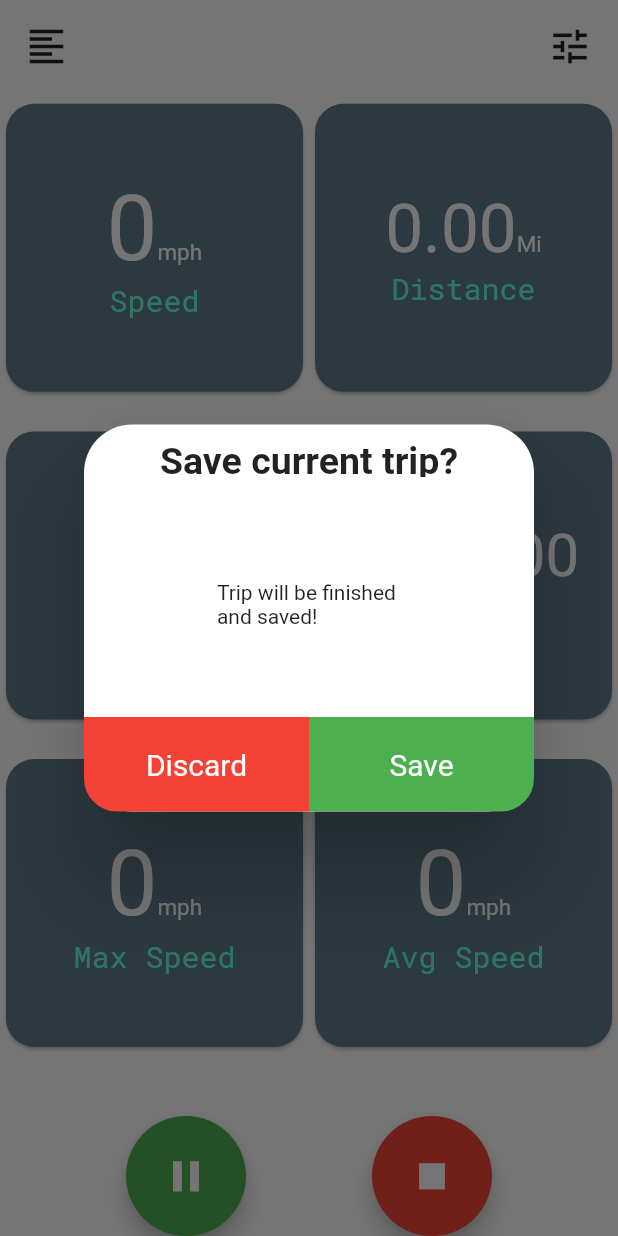
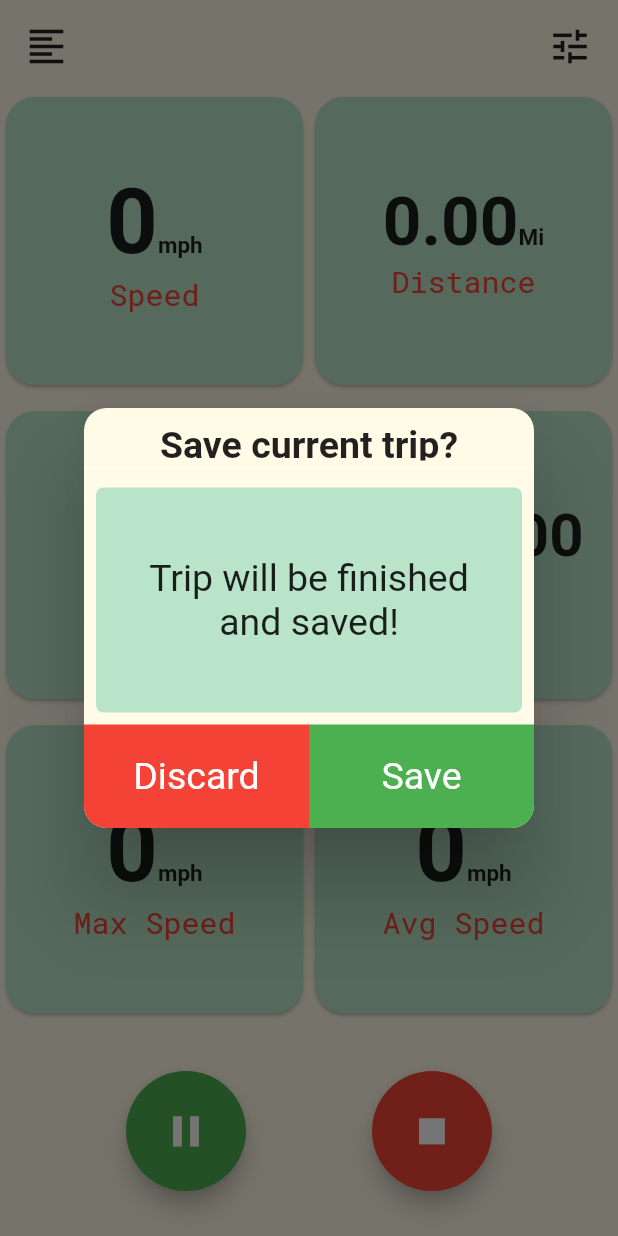
Before and after one commit to maginc/moto_tracker, a Flutter app: the screen it shows after launch, after a tap on "GO!", after a tap on the "stop" icon, on a phone screen of 412 x 824 dp. Run offline on Flutter 3.47's test engine with Material 2 defaults, Android fonts, the phone set to English and light mode, and no system bars; our stand-ins replace bloc, equatable, flutter_bloc, flutter_map, flutter_svg, google_fonts and 4 more; missing offline and left inert: background_locator, location_permissions; generated files the repository leaves out were written again.

Commit message:
change: various GUI changes

```diff
--- a/lib/constants.dart
+++ b/lib/constants.dart
@@ -2,7 +2,8 @@ library constants;
 
 import 'package:flutter/material.dart';
 
-const Color BACKGROUD_COLOR = Colors.white;
-const Color MAIN_TEXT_COLOR =  Colors.white;
-const Color SECONDARY_TEXT_COLOR = Colors.tealAccent;
-const Color MAIN_CARD_COLOR = Colors.blueGrey;
+const Color BACKGROUD_COLOR = Color(0xfffffbe6);
+const Color MAIN_TEXT_COLOR =  Colors.black87;//Color(0xff356859);
+const Color SECONDARY_TEXT_COLOR = Colors.red;//Color(0xff37966f);
+const Color MAIN_CARD_COLOR = Color(0xffb9e4c9);
+const Color ICON_COLOR = Colors.red;
--- a/lib/routes/details/widgets/show_details.dart
+++ b/lib/routes/details/widgets/show_details.dart
@@ -113,7 +113,7 @@ class ShowDetails extends StatelessWidget {
                 right: 0.0,
                 child: Container(
                   decoration: BoxDecoration(
-                      color: Colors.white,
+                      color: Constants.BACKGROUD_COLOR,
                       borderRadius: BorderRadius.only(
                           topLeft: Radius.circular(30),
                           topRight: Radius.circular(30))),
--- a/lib/routes/home/home_page.dart
+++ b/lib/routes/home/home_page.dart
@@ -130,9 +130,10 @@ class _HomePageState extends State<HomePage> {
         ),
         bottomNavigationBar: BottomAppBar(
           elevation: 0,
+          color: Colors.transparent,
           shape: CircularNotchedRectangle(),
           child: Container(
-            height: 40.0,
+            height: 70.0,
           ),
         ),
         floatingActionButton:
--- a/lib/routes/home/widgets/altitude.dart
+++ b/lib/routes/home/widgets/altitude.dart
@@ -33,7 +33,7 @@ class Altitude extends StatelessWidget {
                   children: [
                     RichText(
                       text: TextSpan(
-                          style: TextStyle(color: Constants.MAIN_TEXT_COLOR, fontSize: 60),
+                          style: TextStyle(color: Constants.MAIN_TEXT_COLOR, fontSize: 60,fontWeight: FontWeight.bold),
                           text: Utilities.dp(altitude, 1).toString(),
                           children: [
                             TextSpan(text: "m", style: TextStyle(fontSize: 15))
--- a/lib/routes/home/widgets/avg_speed.dart
+++ b/lib/routes/home/widgets/avg_speed.dart
@@ -36,7 +36,7 @@ class AvgSpeed extends StatelessWidget {
                         return RichText(
                           text: TextSpan(
                               style:
-                                  TextStyle(color: Constants.MAIN_TEXT_COLOR, fontSize: 60),
+                                  TextStyle(color: Constants.MAIN_TEXT_COLOR, fontSize: 60,fontWeight: FontWeight.bold),
                               text: showAvgSpeed(averageSpeed, text.data),
                               children: [
                                 TextSpan(
--- a/lib/routes/home/widgets/current_speed.dart
+++ b/lib/routes/home/widgets/current_speed.dart
@@ -36,7 +36,8 @@ class CurrentSpeed extends StatelessWidget {
                         return RichText(
                           text: TextSpan(
                               style:
-                                  TextStyle(color: Constants.MAIN_TEXT_COLOR, fontSize: 60,),
+                                  TextStyle(color: Constants.MAIN_TEXT_COLOR, fontSize: 60,fontWeight: FontWeight.bold),
+
                               text: Utilities.showSpeed(speed, text.data),
                               children: [
                                 TextSpan(
--- a/lib/routes/home/widgets/distance.dart
+++ b/lib/routes/home/widgets/distance.dart
@@ -36,7 +36,7 @@ class Distance extends StatelessWidget {
                         return RichText(
                           text: TextSpan(
                               style:
-                              TextStyle(color: Constants.MAIN_TEXT_COLOR, fontSize: 45),
+                              TextStyle(color: Constants.MAIN_TEXT_COLOR, fontSize: 45,fontWeight: FontWeight.bold),
                               text: _distanceTExt(Utilities.showDistance(distance, text.data)),
                               children: [
                                 TextSpan(
--- a/lib/routes/home/widgets/duration.dart
+++ b/lib/routes/home/widgets/duration.dart
@@ -35,7 +35,7 @@ class Duration extends StatelessWidget {
                           fit: BoxFit.fitWidth,
                           child: RichText(
                             text: TextSpan(
-                                style: TextStyle(color: Constants.MAIN_TEXT_COLOR, fontSize: 40),
+                                style: TextStyle(color: Constants.MAIN_TEXT_COLOR, fontSize: 40,fontWeight: FontWeight.bold),
                                 text: Utilities.secondsToTime(duration),
                               ),
                           ),
--- a/lib/routes/home/widgets/max_speed.dart
+++ b/lib/routes/home/widgets/max_speed.dart
@@ -36,7 +36,7 @@ class MaxSpeed extends StatelessWidget {
                             return RichText(
                               text: TextSpan(
                                   style:
-                                  TextStyle(color: Constants.MAIN_TEXT_COLOR, fontSize: 60),
+                                  TextStyle(color: Constants.MAIN_TEXT_COLOR, fontSize: 60,fontWeight: FontWeight.bold),
                                   text: Utilities.showSpeed(maxSpeed, text.data),
                                   children: [
                                     TextSpan(
--- a/lib/widgets/alert_dialogs.dart
+++ b/lib/widgets/alert_dialogs.dart
@@ -2,6 +2,8 @@ import 'package:flutter/material.dart';
 import 'package:mototracker/location_tracker/location_tracker_bloc/bloc.dart';
 import 'package:mototracker/persistence/my_trip.dart';
 import 'package:provider/provider.dart';
+import 'package:mototracker/constants.dart' as Constants;
+
 
 
 //TODO make use of bloc for database operations
@@ -17,8 +19,9 @@ class AlertDialogs {
         context: context,
         builder: (BuildContext context) {
           return AlertDialog(
+            backgroundColor: Constants.BACKGROUD_COLOR,
             shape: RoundedRectangleBorder(
-                borderRadius: BorderRadius.all(Radius.circular(32.0))),
+                borderRadius: BorderRadius.all(Radius.circular(15.0))),
             contentPadding: EdgeInsets.only(top: 10.0),
             content: Container(
               width: 300.0,
@@ -32,24 +35,35 @@ class AlertDialogs {
                     child: Center(
                         child: Text(
                           "Delte this trip?",
-                          style: TextStyle(fontWeight: FontWeight.bold, fontSize: 20.0),
+                          style: TextStyle(fontWeight: FontWeight.bold, fontSize: 25.0, color: Constants.MAIN_TEXT_COLOR),
                         )),
                   ),
                   Divider(
                     color: Colors.white,
                     height: 10.0,
                   ),
-                  SizedBox(
+                  Padding(
+                    padding: const EdgeInsets.all(8.0),
+                    child: Container(
+                      decoration: BoxDecoration(
+                          border: Border.all(),
+                          borderRadius: BorderRadius.all(Radius.circular(5.0)),
+                          color: Constants.MAIN_CARD_COLOR
+                      ),
+                      child: SizedBox(
                         height: 150,
                         child: Padding(
-                        padding: EdgeInsets.only(left: 30.0, right: 30.0),
+                            padding: EdgeInsets.all(40.0),
                             child: RichText(
+                              textAlign: TextAlign.center,
                               text: TextSpan(
                                   text: "Are you sure want to delete this trip?",
                                   style: TextStyle(
                                     //fontWeight: FontWeight.bold,
-                                  color: Colors.black87)),
+                                      color: Constants.MAIN_TEXT_COLOR, fontSize: 20)),
                             )),
+                      ),
+                    ),
                   ),
                   Row(
                     children: <Widget>[
@@ -67,13 +81,13 @@ class AlertDialogs {
                             decoration: BoxDecoration(
                               color: myColor,
                               borderRadius: BorderRadius.only(
-                                bottomLeft: Radius.circular(22.0),
+                                bottomLeft: Radius.circular(15.0),
                                 // bottomRight: Radius.circular(32.0)
                               ),
                             ),
                             child: Text(
                               "Delete",
-                              style: TextStyle(color: Colors.white),
+                              style: TextStyle(color: Colors.white, fontSize: 25),
                               textAlign: TextAlign.center,
                             ),
                           ),
@@ -88,11 +102,11 @@ class AlertDialogs {
                               color: Colors.green,
                               borderRadius: BorderRadius.only(
                                 //bottomLeft: Radius.circular(32.0),
-                                  bottomRight: Radius.circular(22.0)),
+                                  bottomRight: Radius.circular(15.0)),
                             ),
                             child: Text(
                               "Cancel",
-                              style: TextStyle(color: Colors.white),
+                              style: TextStyle(color: Colors.white, fontSize: 25),
                               textAlign: TextAlign.center,
                             ),
                           ),
@@ -118,8 +132,9 @@ class AlertDialogs {
         context: context,
         builder: (BuildContext context) {
           return AlertDialog(
+            backgroundColor: Constants.BACKGROUD_COLOR,
             shape: RoundedRectangleBorder(
-                borderRadius: BorderRadius.all(Radius.circular(32.0))),
+                borderRadius: BorderRadius.all(Radius.circular(15.0))),
             contentPadding: EdgeInsets.only(top: 10.0),
             content: Container(
               width: 300.0,
@@ -134,24 +149,33 @@ class AlertDialogs {
                         child: Text(
                           "Save current trip?",
                           style: TextStyle(
-                              fontWeight: FontWeight.bold, fontSize: 25.0),
+                              fontWeight: FontWeight.bold, fontSize: 25.0, color: Constants.MAIN_TEXT_COLOR),
                         )),
                   ),
                   Divider(
                     color: Colors.white,
                     height: 10.0,
                   ),
-                  SizedBox(
+                  Padding(
+                    padding: const EdgeInsets.all(8.0),
+                    child: Container(
+                      decoration: BoxDecoration(
+                       // border: Border.all(),
+                        borderRadius: BorderRadius.all(Radius.circular(5.0)),
+                        color: Constants.MAIN_CARD_COLOR
+                      ),
+                      child: SizedBox(
                         height: 150,
                         child: Padding(
                             padding: EdgeInsets.only(left: 30.0, right: 30.0),
                             child: Center(
                               child: RichText(
+                                textAlign: TextAlign.center,
                                 text: TextSpan(
                                     text: "Trip will be finished \n",
                                     style: TextStyle(
                                       //fontWeight: FontWeight.bold,
-                                    color: Colors.black87)
+                                        color: Constants.MAIN_TEXT_COLOR, fontSize: 25, )
                                     ,
                                     children: [
                                       TextSpan(text: "and saved!")
@@ -159,6 +183,8 @@ class AlertDialogs {
                                 ),
                               ),
                             )),
+                      ),
+                    ),
                   ),
                   Row(
                     children: <Widget>[
@@ -174,14 +200,14 @@ class AlertDialogs {
                             decoration: BoxDecoration(
                               color: myColor,
                               borderRadius: BorderRadius.only(
-                                bottomLeft: Radius.circular(22.0),
+                                bottomLeft: Radius.circular(15.0),
                                 // bottomRight: Radius.circular(32.0)
                               ),
                             ),
                             child: Text(
                               "Discard",
                               style: TextStyle(
-                                  color: Colors.white, fontSize: 20),
+                                  color: Colors.white, fontSize: 25),
                               textAlign: TextAlign.center,
                             ),
                           ),
@@ -200,12 +226,12 @@ class AlertDialogs {
                               color: Colors.green,
                               borderRadius: BorderRadius.only(
                                 //bottomLeft: Radius.circular(32.0),
-                                  bottomRight: Radius.circular(22.0)),
+                                  bottomRight: Radius.circular(15.0)),
                             ),
                             child: Text(
                               "Save",
                               style: TextStyle(
-                                  color: Colors.white, fontSize: 20),
+                                  color: Colors.white, fontSize: 25),
                               textAlign: TextAlign.center,
                             ),
                           ),
```
Also changed, not shown: lib/routes/details/widgets/average_speed_details.dart (+7 -5 lines), lib/routes/details/widgets/distance_details.dart (+9 -5 lines), lib/routes/details/widgets/duration_details.dart (+15 -8 lines), lib/routes/details/widgets/max_speed_details.dart (+9 -5 lines), lib/routes/triphistory/widgets/trip_list.dart (+10 -4 lines), lib/routes/triphistory/widgets/trip_list_item.dart (+41 -32 lines), assets/avg_speed.svg, assets/distance.svg (added), assets/duration.svg (added), assets/max_speed.svg (added). Lines whose indentation alone changed are shown as unchanged.
